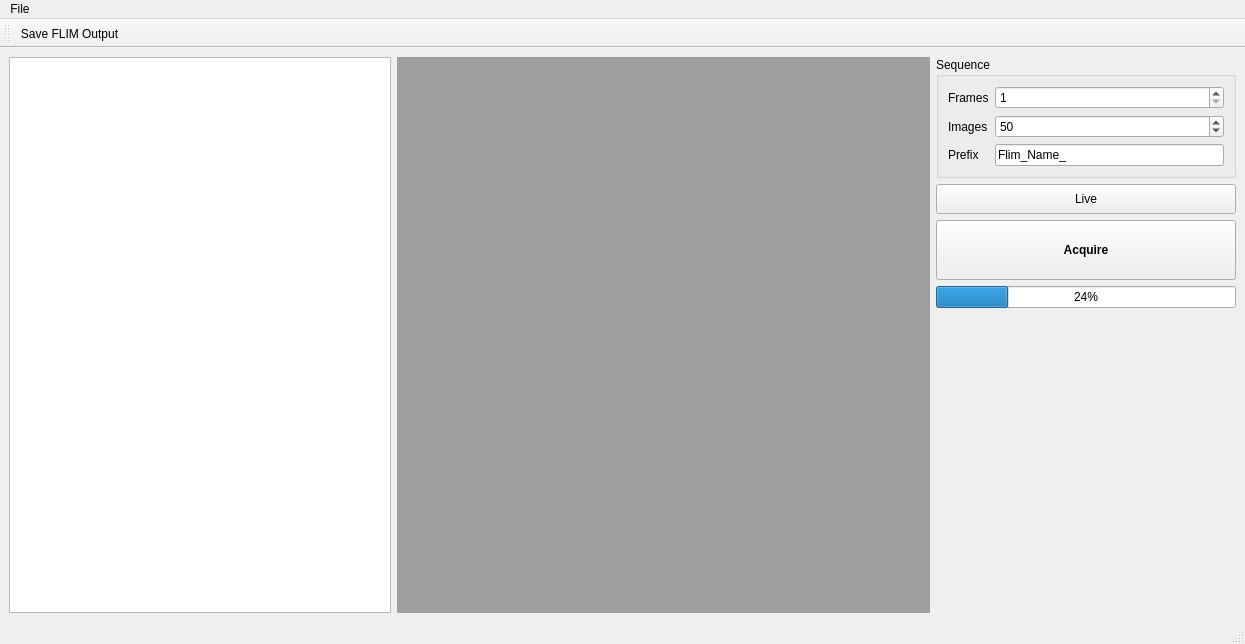
Qt form Source/flim-ui/FlimDisplay.ui (flimfit/Galene) before a commit.
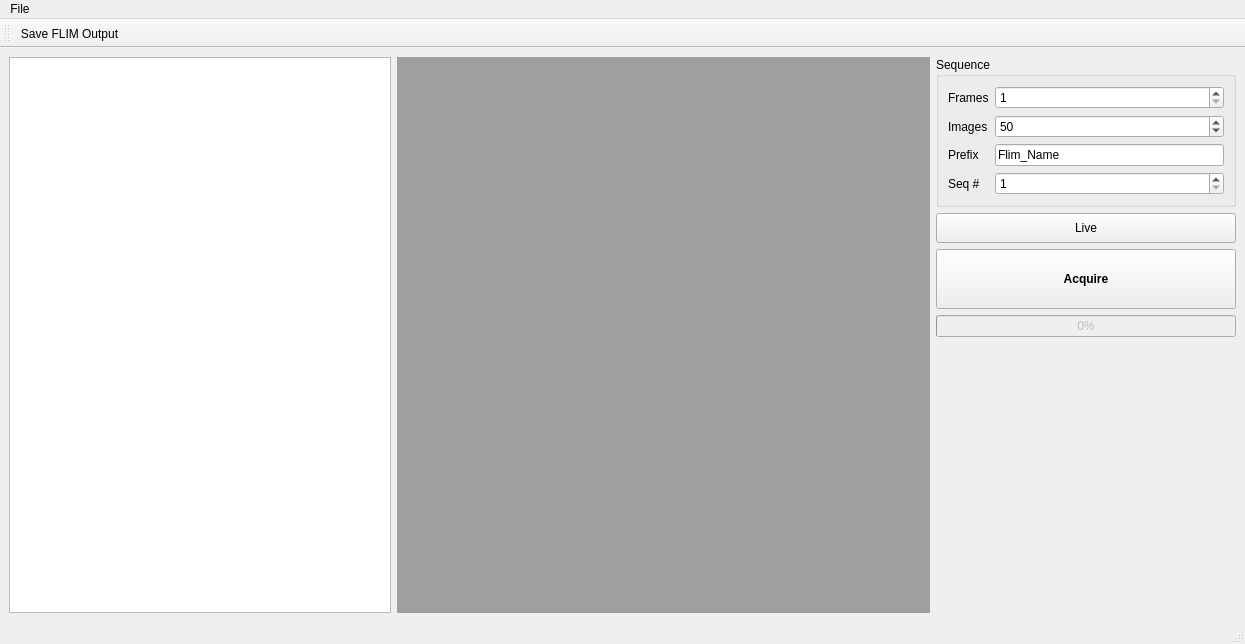
The same form after that commit. Custom widgets are drawn as their Qt base class.

Commit message: Begin adding workspace control

Diff of the .ui file:
```diff
--- a/Source/flim-ui/FlimDisplay.ui
+++ b/Source/flim-ui/FlimDisplay.ui
@@ -101,7 +101,7 @@
           <item row="2" column="1">
            <widget class="QLineEdit" name="prefix_edit">
             <property name="text">
-             <string>Flim_Name_</string>
+             <string>Flim_Name</string>
             </property>
            </widget>
           </item>
@@ -125,6 +125,23 @@
             </property>
            </widget>
           </item>
+          <item row="3" column="0">
+           <widget class="QLabel" name="label_2">
+            <property name="text">
+             <string>Seq #</string>
+            </property>
+           </widget>
+          </item>
+          <item row="3" column="1">
+           <widget class="QSpinBox" name="seq_number_spin">
+            <property name="minimum">
+             <number>1</number>
+            </property>
+            <property name="maximum">
+             <number>1000000</number>
+            </property>
+           </widget>
+          </item>
          </layout>
         </widget>
        </item>
@@ -167,9 +184,12 @@
         </widget>
        </item>
        <item>
-        <widget class="QProgressBar" name="progressBar">
+        <widget class="QProgressBar" name="progress_bar">
+         <property name="enabled">
+          <bool>false</bool>
+         </property>
          <property name="value">
-          <number>24</number>
+          <number>0</number>
          </property>
         </widget>
        </item>
```
Left out of the diff: 9 changed lines with no effect on the pictures. The commit also changes 2 other files.
